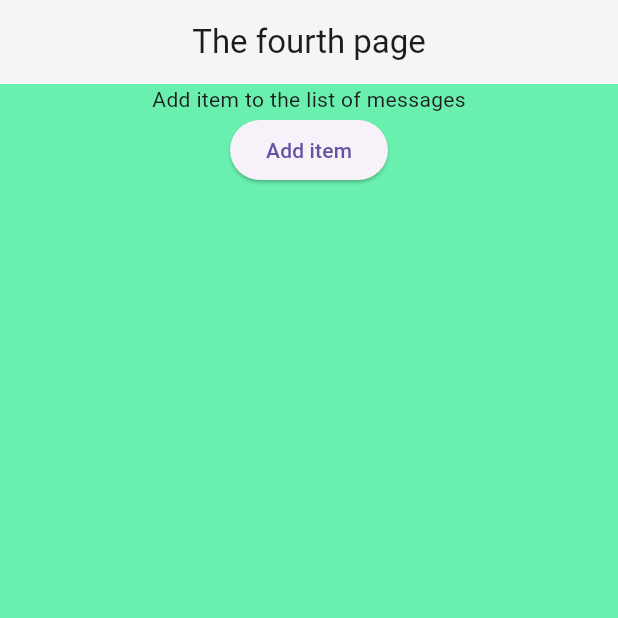
After one commit to lucorn/flutter_layouts, a Flutter app: the screen it shows after launch, after a tap on "Add item", on a phone screen of 412 x 824 dp, the top half of it. The commit adds this screen. Run offline on Flutter 3.47's test engine with Material 3 defaults, Android fonts, the light colour scheme and no system bars; our stand-ins replace badges; missing offline and left inert: chatview.

Commit message:
add a message list with provider

```diff
--- a/lib/main.dart
+++ b/lib/main.dart
@@ -4,6 +4,7 @@ import 'package:flutter_layouts/pages/first_page.dart';
 import 'package:flutter_layouts/pages/two_pages_with_messages.dart';
 import 'package:flutter_layouts/pages/two_pages_with_chatview.dart';
 import 'package:flutter_layouts/pages/third_page.dart';
+import 'package:flutter_layouts/pages/two_pages_with_messages_with_provider.dart';
 
 void main() {
   runApp(const MyApp());
@@ -20,7 +21,7 @@ class MyApp extends StatelessWidget {
           useMaterial3: true,
           primarySwatch: Colors.purple,
         ),
-        initialRoute: '/twopageswithmessages',
+        initialRoute: '/twopageswithmessageswithprovider',
         showPerformanceOverlay: false,
         routes: {
           '/first': (context) => const FirstPage(),
@@ -30,6 +31,8 @@ class MyApp extends StatelessWidget {
           '/twopageswithmessages': (context) =>
               const TwoPagesWithMessagesPage(),
           '/fifth': (context) => const FifthPage(),
+          '/twopageswithmessageswithprovider': (context) =>
+              const TwoPagesWithMessagesWithProviderPage(),
         });
   }
 }
--- a/lib/pages/two_pages_with_messages.dart
+++ b/lib/pages/two_pages_with_messages.dart
@@ -40,7 +40,7 @@ class _TwoPagesWithMessagesPageState extends State<TwoPagesWithMessagesPage> {
       body: PageView(
         children: [
           Container(
-            color: Colors.greenAccent,
+            color: Colors.blueAccent,
             child: Column(
               children: [
                 const Text('Add item to the list of messages'),
@@ -74,10 +74,15 @@ class FutureListView extends StatefulWidget {
 class _FutureListViewState extends State<FutureListView>
     with AutomaticKeepAliveClientMixin {
   final ScrollController _scrollController = ScrollController();
+  bool initialized = false;
 
   Future<List<String>> fetchData() async {
-    // Simulate a network call.
-    await Future.delayed(const Duration(milliseconds: 600));
+    if (!initialized) {
+      initialized = true;
+      // Simulate a network call.
+      await Future.delayed(const Duration(seconds: 2));
+      return widget.messages;
+    }
     return widget.messages;
   }
 
@@ -102,6 +107,7 @@ class _FutureListViewState extends State<FutureListView>
                 controller: _scrollController,
                 itemCount: snapshot.data?.length,
                 itemBuilder: (context, index) {
+                  debugPrint('building item $index');
                   return Padding(
                     padding: const EdgeInsets.all(8.0),
                     child: Container(
--- /dev/null
+++ b/lib/pages/two_pages_with_messages_with_provider.dart
@@ -0,0 +1,197 @@
+import 'package:flutter/material.dart';
+import 'package:provider/provider.dart';
+
+class ListProvider extends ChangeNotifier {
+  late List<String> messages;
+  int lastMessageId = 100;
+
+  bool initialized = false;
+
+  ListProvider() {
+    messages = List<String>.generate(100, (index) => 'Item ${index + 1}');
+  }
+
+  Future<List<String>> fetchData() async {
+    // Simulate a network call.
+    if (!initialized) {
+      initialized = true;
+      debugPrint('fetchData ...');
+      await Future.delayed(const Duration(seconds: 2));
+    }
+    return messages;
+  }
+
+  void addMessage() {
+    messages.add('Item ${++lastMessageId}');
+    notifyListeners();
+  }
+}
+
+class TwoPagesWithMessagesWithProviderPage extends StatefulWidget {
+  const TwoPagesWithMessagesWithProviderPage({super.key});
+
+  @override
+  State<TwoPagesWithMessagesWithProviderPage> createState() =>
+      _TwoPagesWithMessagesWithProviderPageState();
+}
+
+class _TwoPagesWithMessagesWithProviderPageState
+    extends State<TwoPagesWithMessagesWithProviderPage> {
+  ListProvider listProvider = ListProvider();
+
+  @override
+  initState() {
+    super.initState();
+  }
+
+  @override
+  void dispose() {
+    super.dispose();
+  }
+
+  void addMessage() {
+    listProvider.addMessage();
+  }
+
+  @override
+  Widget build(BuildContext context) {
+    return Scaffold(
+      appBar: AppBar(
+        title: const Text('The fourth page'),
+        centerTitle: true,
+        backgroundColor: Colors.grey[100],
+      ),
+      body: PageView(
+        children: [
+          Container(
+            color: Colors.greenAccent,
+            child: Column(
+              children: [
+                const Text('Add item to the list of messages'),
+                ElevatedButton(
+                  onPressed: () {
+                    addMessage();
+                  },
+                  child: const Text('Add item'),
+                ),
+              ],
+            ),
+          ),
+          ChangeNotifierProvider<ListProvider>.value(
+            value: listProvider,
+            child: const FutureListViewWithProvider(),
+          ),
+        ],
+      ),
+    );
+  }
+}
+
+class FutureListViewWithProvider extends StatefulWidget {
+  const FutureListViewWithProvider({
+    super.key,
+  });
+
+  @override
+  State<FutureListViewWithProvider> createState() =>
+      _FutureListViewWithProviderState();
+}
+
+class _FutureListViewWithProviderState extends State<FutureListViewWithProvider>
+    with AutomaticKeepAliveClientMixin {
+  final ScrollController _scrollController = ScrollController();
+
+  @override
+  Widget build(BuildContext context) {
+    super.build(context);
+    return Consumer<ListProvider>(builder: (context, listProvider, child) {
+      debugPrint('building the FutureListView');
+      return FutureBuilder<List<String>>(
+        future: listProvider.fetchData(),
+        builder: (context, snapshot) {
+          if (snapshot.connectionState == ConnectionState.waiting) {
+            return const Center(child: CircularProgressIndicator());
+          } else if (snapshot.hasError) {
+            return Center(child: Text('Error: ${snapshot.error}'));
+          } else {
+            WidgetsBinding.instance.addPostFrameCallback((_) {
+              _scrollToEnd();
+            });
+            return Column(children: [
+              Expanded(
+                child: ListView.builder(
+                  controller: _scrollController,
+                  itemCount: snapshot.data?.length,
+                  itemBuilder: (context, index) {
+                    debugPrint('building item $index');
+                    return Padding(
+                      padding: const EdgeInsets.all(8.0),
+                      child: Container(
+                        color: Colors.orangeAccent,
+                        child: ListTile(
+                          title: Text(snapshot.data![index]),
+                        ),
+                      ),
+                    );
+                  },
+                ),
+              ),
+              Row(
+                children: [
+                  IconButton(
+                      icon: const Icon(Icons.grid_view),
+                      iconSize: 36,
+                      color: Colors.black,
+                      tooltip: 'chat',
+                      onPressed: () {
+                        debugPrint('go to chat');
+                      }),
+                  const Expanded(
+                    child: TextField(
+                      decoration: InputDecoration(
+                        labelText: 'type your text here',
+                      ),
+                    ),
+                  ),
+                  ElevatedButton(
+                    onPressed: () {
+                      debugPrint('Send text clicked!');
+                      _scrollController.animateTo(
+                          _scrollController.position.maxScrollExtent,
+                          duration: const Duration(milliseconds: 300),
+                          curve: Curves.easeIn);
+                    },
+                    child: const Text('Send'),
+                  ),
+                ],
+              ),
+            ]);
+          }
+        },
+      );
+    });
+  }
+
+  @override
+  void initState() {
+    super.initState();
+  }
+
+  void _scrollToEnd() async {
+    _scrollController.animateTo(
+      _scrollController.position.maxScrollExtent,
+      duration: const Duration(milliseconds: 300),
+      curve: Curves.fastOutSlowIn,
+    );
+  }
+
+  @override
+  void dispose() {
+    _scrollController.dispose();
+    super.dispose();
+  }
+
+  @override
+  // TODO: implement wantKeepAlive
+  bool get wantKeepAlive => true;
+}
```
